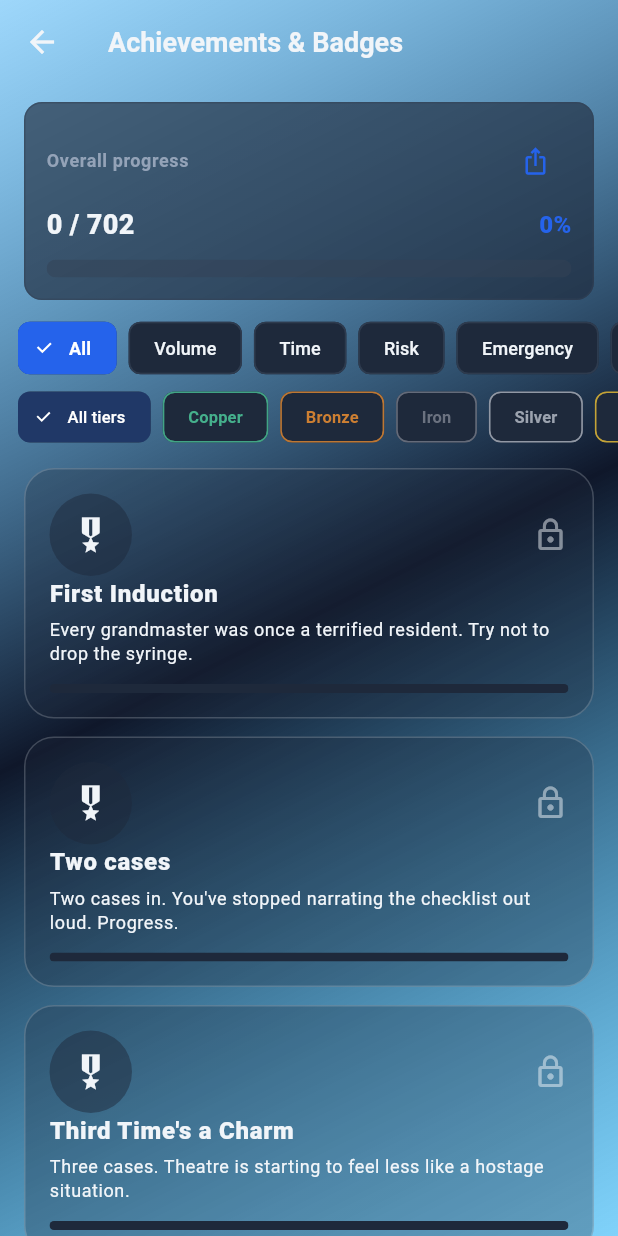
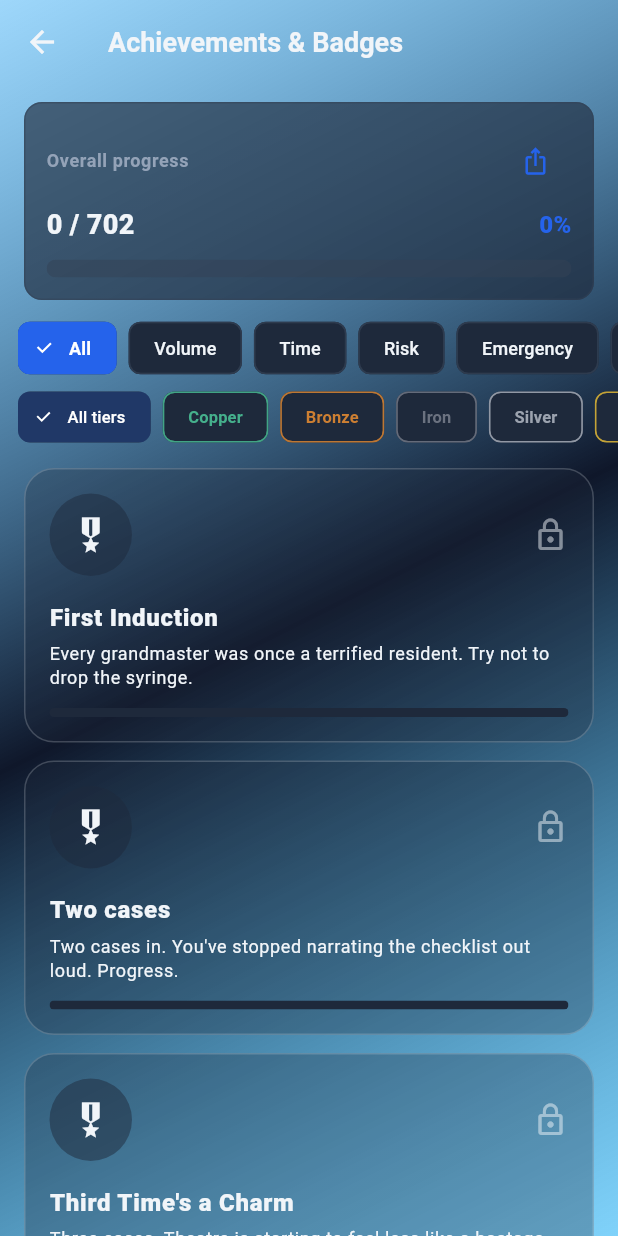
Before and after one commit to joepet5/EtherLog, a Flutter app: the AchievementsScreen screen opened directly, on a phone screen of 412 x 824 dp. Run offline on Flutter 3.47's test engine with Material 3 defaults, Android fonts, the phone set to English and light mode, and no system bars; drawn by our look-alikes of flutter_animate; our stand-ins replace flutter_local_notifications, flutter_secure_storage, image_picker, local_auth, lottie, pdf and 4 more; missing offline and left inert: file_selector, flutter_body_atlas, mobile_scanner; accounts and stored records are empty.

Commit message:
fix: Render layout exception in achievements list

```diff
--- a/lib/widgets/achievement_card.dart
+++ b/lib/widgets/achievement_card.dart
@@ -157,7 +157,7 @@ class AchievementCard extends StatelessWidget {
                         ),
                       ],
                     ),
-                    const Spacer(),
+                    const SizedBox(height: 16),
                     Text(
                       title,
                       maxLines: 1,
@@ -181,7 +181,7 @@ class AchievementCard extends StatelessWidget {
                     const SizedBox(height: 12),
                     if (achievement.isUnlocked)
                       Text(
-                        'Achieved on //',
+                        l10n.unlockedLabel.toUpperCase(),
                         style: theme.textTheme.labelSmall?.copyWith(
                           color: iconColor,
                           fontWeight: FontWeight.bold,
```
